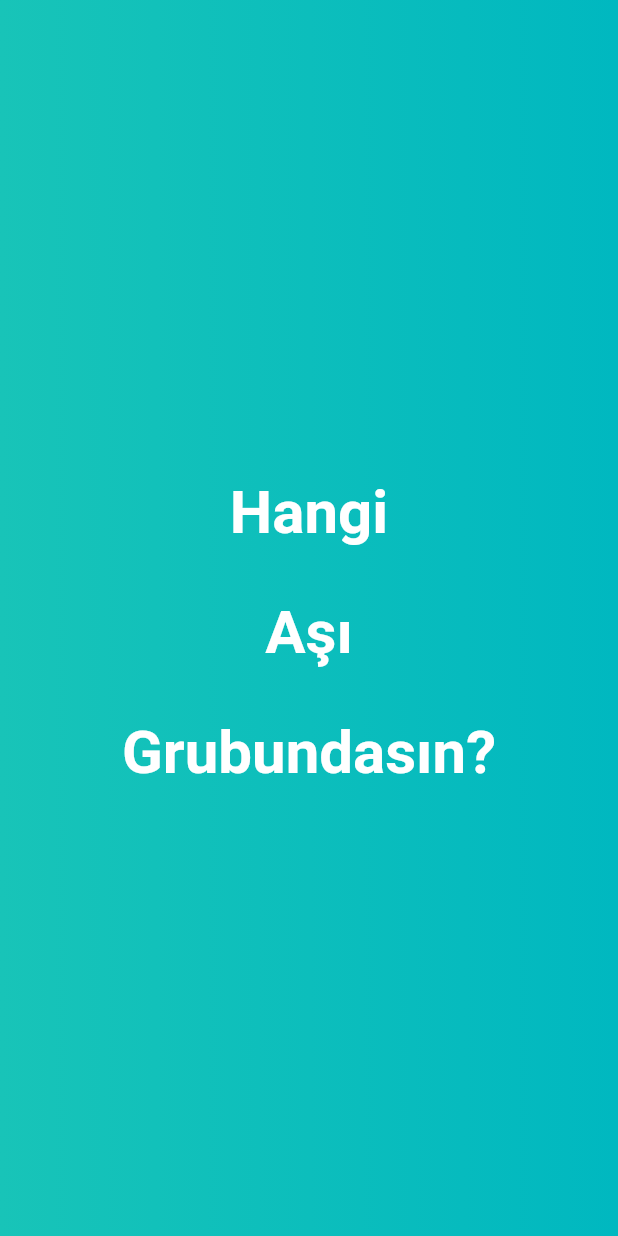
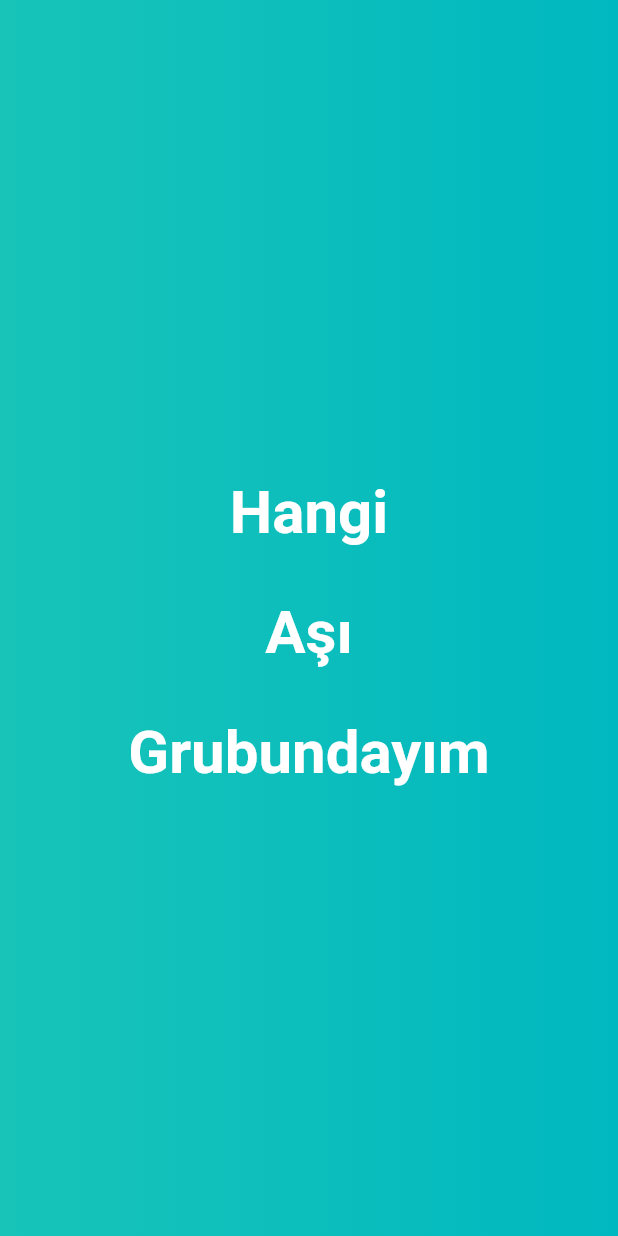
Before and after one commit to Quanttant/HAG-Mobil, a Flutter app: the SplashScreen screen opened directly, on a phone screen of 412 x 824 dp. Run offline on Flutter 3.47's test engine with Material 2 defaults, Android fonts, the phone set to English and light mode, and no system bars; network calls fail.

Commit message:
minor typo fix

```diff
--- a/lib/pages/splash_screen.dart
+++ b/lib/pages/splash_screen.dart
@@ -26,7 +26,7 @@ class _SplashScreenState extends State<SplashScreen> {
         child: SafeArea(
             child: Center(
           child: Text(
-            'Hangi\nAşı\nGrubundasın?',
+            'Hangi\nAşı\nGrubundayım',
             maxLines: 3,
             textAlign: TextAlign.center,
             style: TextStyle(color: Colors.white, fontWeight: FontWeight.bold, fontSize: 40, height: 2),
```
